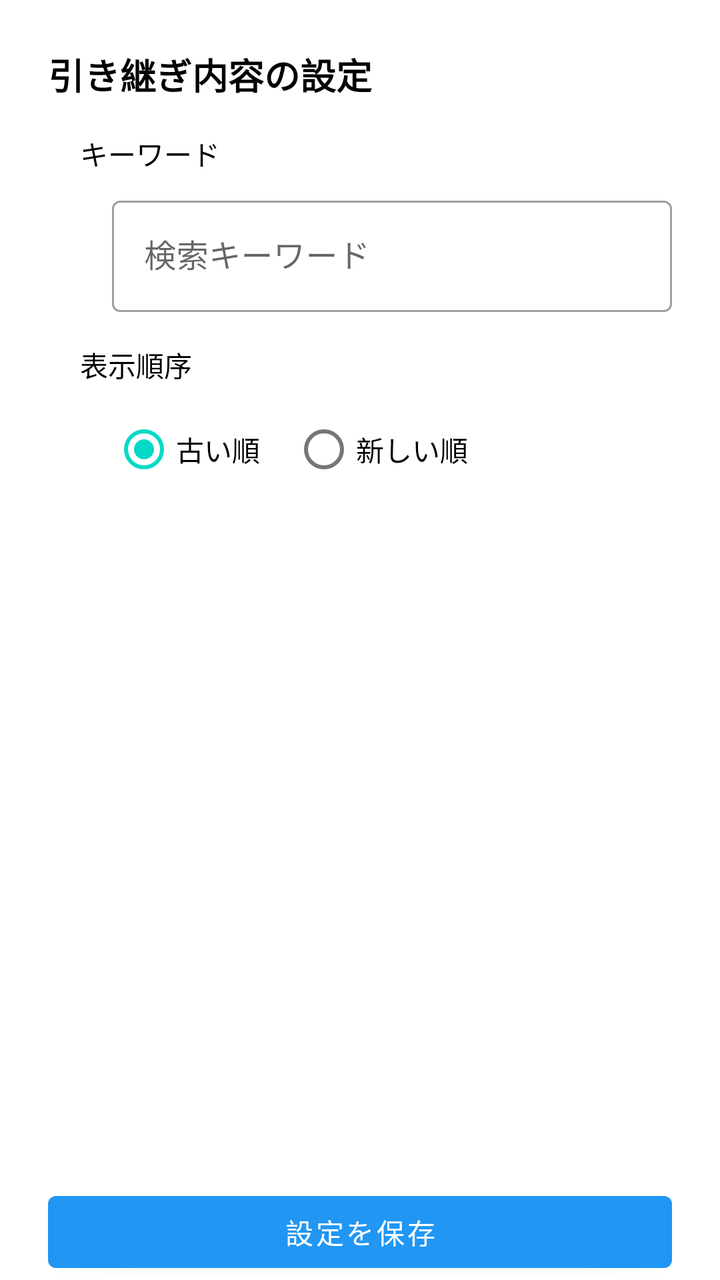
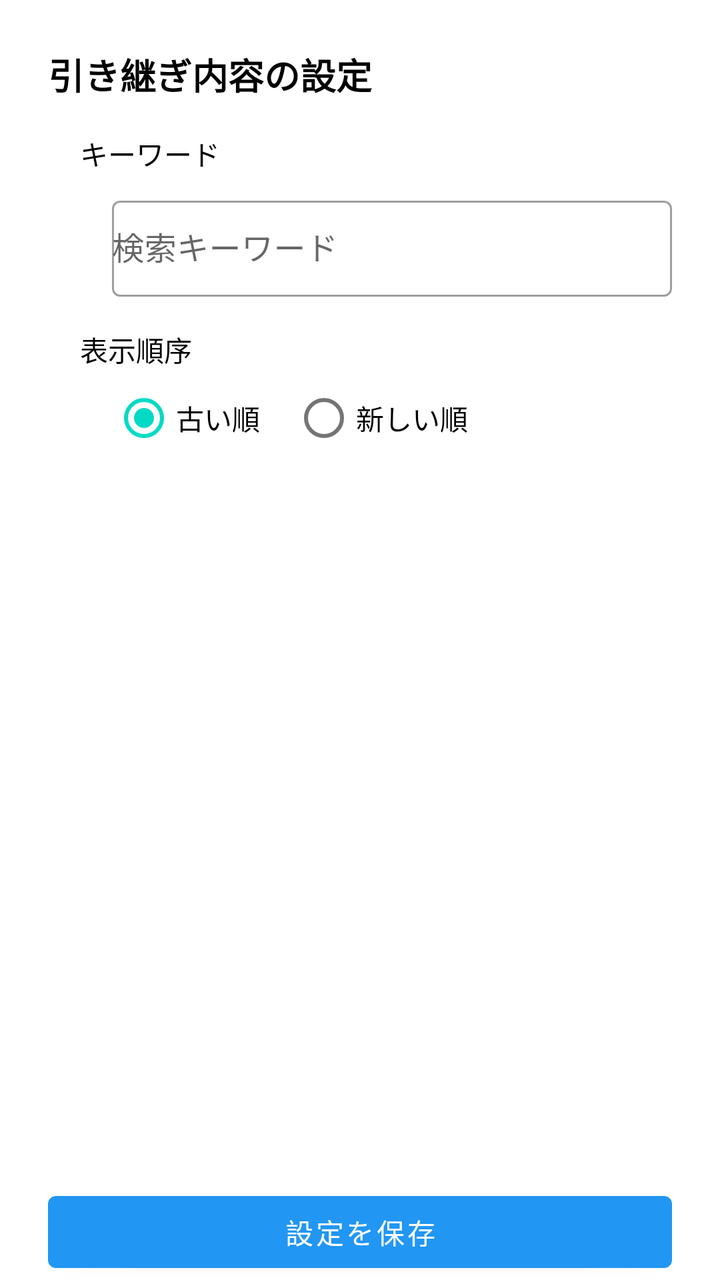

Screens rendered from an Android XML layout before and after an edit, with the pre-edit source and the edit as a unified diff.
<!-- AndroidManifest.xml: application theme Theme.SmsToKintone -->
<!-- res/layout/activity_continuation_info_settings.xml -->
<?xml version="1.0" encoding="utf-8"?>
<LinearLayout xmlns:android="http://schemas.android.com/apk/res/android"
    xmlns:app="http://schemas.android.com/apk/res-auto"
    android:layout_width="match_parent"
    android:layout_height="match_parent"
    android:orientation="vertical"
    android:paddingStart="24dp"
    android:paddingTop="24dp"
    android:paddingEnd="24dp">

    <TextView
        android:layout_width="wrap_content"
        android:layout_height="wrap_content"
        android:text="@string/title_continuation_info_settings"
        android:textSize="18sp"
        android:textStyle="bold"
        android:textColor="?attr/colorOnSurface" />

    <LinearLayout
        android:layout_width="match_parent"
        android:layout_height="wrap_content"
        android:layout_marginTop="16dp"
        android:layout_marginStart="16dp"
        android:orientation="vertical">

        <TextView
            android:layout_width="wrap_content"
            android:layout_height="wrap_content"
            android:layout_marginBottom="8dp"
            android:text="@string/label_continuation_search"
            android:textSize="14sp"
            android:textColor="?attr/colorOnSurface" />

        <LinearLayout
            android:layout_width="match_parent"
            android:layout_height="wrap_content"
            android:layout_marginStart="16dp"
            android:orientation="vertical">

            <com.google.android.material.textfield.TextInputLayout
                android:id="@+id/tilContinuationSearch"
                android:layout_width="match_parent"
                android:layout_height="wrap_content"
                android:hint="@string/hint_continuation_search">

                <com.google.android.material.textfield.TextInputEditText
                    android:id="@+id/etContinuationSearch"
                    android:layout_width="match_parent"
                    android:layout_height="wrap_content"
                    android:inputType="text" />
            </com.google.android.material.textfield.TextInputLayout>
        </LinearLayout>

        <TextView
            android:layout_width="wrap_content"
            android:layout_height="wrap_content"
            android:layout_marginTop="16dp"
            android:layout_marginBottom="8dp"
            android:text="@string/label_continuation_sort"
            android:textSize="14sp"
            android:textColor="?attr/colorOnSurface" />

        <LinearLayout
            android:layout_width="match_parent"
            android:layout_height="wrap_content"
            android:layout_marginStart="16dp"
            android:orientation="vertical">

            <RadioGroup
                android:id="@+id/rgContinuationSort"
                android:layout_width="match_parent"
                android:layout_height="wrap_content"
                android:orientation="horizontal">

                <RadioButton
                    android:id="@+id/rbContinuationSortAscending"
                    android:layout_width="wrap_content"
                    android:layout_height="wrap_content"
                    android:layout_marginEnd="16dp"
                    android:checked="true"
                    android:text="@string/rb_continuation_sort_ascending" />
                <RadioButton
                    android:id="@+id/rbContinuationSortDescending"
                    android:layout_width="wrap_content"
                    android:layout_height="wrap_content"
                    android:text="@string/rb_continuation_sort_descending" />
            </RadioGroup>
        </LinearLayout>
    </LinearLayout>

    <com.google.android.material.button.MaterialButton
        android:id="@+id/btnDeleteAllContinuationInfo"
        style="@style/AppButton.OutlinedButton"
        android:layout_width="match_parent"
        android:layout_height="wrap_content"
        android:layout_marginTop="16dp"
        android:text="@string/btn_delete_all"
        android:visibility="gone" />

    <ScrollView
        android:layout_width="match_parent"
        android:layout_height="0dp"
        android:layout_weight="1">

        <LinearLayout
            android:layout_width="match_parent"
            android:layout_height="wrap_content"
            android:orientation="vertical"
            android:paddingStart="24dp"
            android:paddingEnd="24dp"
            android:paddingBottom="24dp">

            <TextView
                android:id="@+id/tvContinuationEmpty"
                android:layout_width="match_parent"
                android:layout_height="wrap_content"
                android:layout_marginTop="16dp"
                android:text="@string/message_continuation_empty"
                android:textColor="?android:attr/textColorSecondary"
                android:visibility="gone" />

            <TextView
                android:id="@+id/tvContinuationNoMatch"
                android:layout_width="match_parent"
                android:layout_height="wrap_content"
                android:layout_marginTop="16dp"
                android:text="@string/message_continuation_no_match"
                android:textColor="?android:attr/textColorSecondary"
                android:visibility="gone" />

            <LinearLayout
                android:id="@+id/llContinuationContainer"
                android:layout_width="match_parent"
                android:layout_height="wrap_content"
                android:orientation="vertical" />

        </LinearLayout>
    </ScrollView>

    <com.google.android.material.button.MaterialButton
        android:id="@+id/btnSaveContinuationInfo"
        android:layout_width="match_parent"
        android:layout_height="wrap_content"
        android:layout_marginTop="16dp"
        android:text="@string/btn_save_settings" />
</LinearLayout>
<!-- resources referenced by this layout -->
<resources>
  <string name="btn_delete_all">すべて削除</string>
  <string name="btn_save_settings">設定を保存</string>
  <string name="hint_continuation_search">検索キーワード</string>
  <string name="label_continuation_search">キーワード</string>
  <string name="label_continuation_sort">表示順序</string>
  <string name="message_continuation_empty">引き継ぎ内容がありません</string>
  <string name="message_continuation_no_match">一致する引き継ぎ内容がありません</string>
  <string name="rb_continuation_sort_ascending">古い順</string>
  <string name="rb_continuation_sort_descending">新しい順</string>
  <string name="title_continuation_info_settings">引き継ぎ内容の設定</string>
  <style name="AppButton.OutlinedButton" parent="Widget.MaterialComponents.Button.OutlinedButton">
          <item name="strokeColor">@color/button_stroke_color</item>
          <item name="android:disabledAlpha">0.5</item>
      </style>
  <style name="Theme.SmsToKintone" parent="Theme.MaterialComponents.DayNight.NoActionBar">
          <item name="colorPrimary">@color/blue_500</item>
          <item name="colorPrimaryVariant">@color/blue_700</item>
          <item name="colorPrimaryDark">@color/blue_700</item>
          <item name="colorOnPrimary">@color/white</item>
          <item name="colorSecondary">@color/teal_200</item>
          <item name="colorSecondaryVariant">@color/teal_700</item>
          <item name="colorOnSecondary">@color/black</item>
          <item name="textInputStyle">@style/Widget.MaterialComponents.TextInputLayout.OutlinedBox</item>
      </style>
  <color name="blue_500">#2196F3</color>
  <color name="blue_700">#1976D2</color>
  <color name="white">#FFFFFFFF</color>
  <color name="teal_200">#03DAC5</color>
  <color name="teal_700">#018786</color>
  <color name="black">#FF000000</color>
</resources>

<!-- the commit's change to res/layout/activity_continuation_info_settings.xml (unified diff, before → after) -->
@@ -45,6 +45,7 @@
 
                 <com.google.android.material.textfield.TextInputEditText
                     android:id="@+id/etContinuationSearch"
+                    style="@style/AppTextInputEditText"
                     android:layout_width="match_parent"
                     android:layout_height="wrap_content"
                     android:inputType="text" />
@@ -74,6 +75,7 @@
 
                 <RadioButton
                     android:id="@+id/rbContinuationSortAscending"
+                    style="@style/AppRadioButton"
                     android:layout_width="wrap_content"
                     android:layout_height="wrap_content"
                     android:layout_marginEnd="16dp"
@@ -81,6 +83,7 @@
                     android:text="@string/rb_continuation_sort_ascending" />
                 <RadioButton
                     android:id="@+id/rbContinuationSortDescending"
+                    style="@style/AppRadioButton"
                     android:layout_width="wrap_content"
                     android:layout_height="wrap_content"
                     android:text="@string/rb_continuation_sort_descending" />
<!-- resource entries referenced after the edit -->
@@ -13,6 +13,18 @@
   <style name="AppButton.OutlinedButton" parent="Widget.MaterialComponents.Button.OutlinedButton">
           <item name="strokeColor">@color/button_stroke_color</item>
           <item name="android:disabledAlpha">0.5</item>
+      </style>
+  <style name="AppRadioButton">
+          <item name="android:minHeight">0dp</item>
+          <item name="android:padding">0dp</item>
+          <item name="android:paddingTop">8dp</item>
+          <item name="android:paddingBottom">8dp</item>
+      </style>
+  <style name="AppTextInputEditText">
+          <item name="android:minHeight">48dp</item>
+          <item name="android:padding">0dp</item>
+          <item name="android:paddingTop">8dp</item>
+          <item name="android:paddingBottom">8dp</item>
       </style>
   <style name="Theme.SmsToKintone" parent="Theme.MaterialComponents.DayNight.NoActionBar">
           <item name="colorPrimary">@color/blue_500</item>
